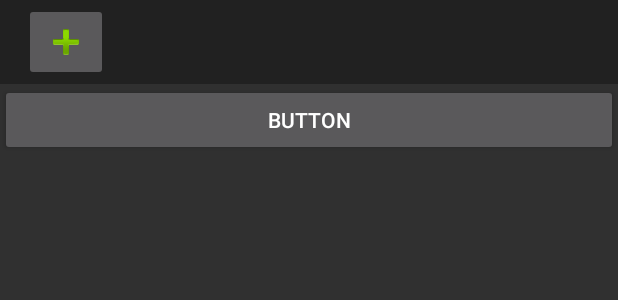
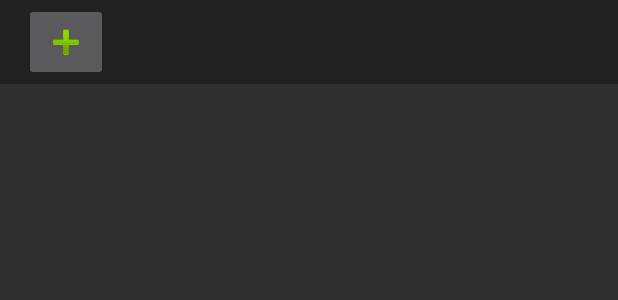
Before and after one commit to swetk/WakeUp, an Android app: the layout activity_main.xml on its own in the app's theme, with its tools: preview values and no code run, on a phone screen of 412 x 824 dp. Shown: the top 300 px of the screen. Run offline under Robolectric (Android 15) with nearby library versions, the phone set to English and light mode, and no system bars.

Commit message:
pomnenje programsko dodajanje gumbov

```diff
--- a/app/build.gradle
+++ b/app/build.gradle
@@ -26,5 +26,6 @@ dependencies {
     })
     compile 'com.android.support:appcompat-v7:25.1.0'
     compile 'com.google.android.gms:play-services:10.0.1'
+    compile 'com.google.code.gson:gson:2.8.0'
     testCompile 'junit:junit:4.12'
 }
--- a/app/src/main/AndroidManifest.xml
+++ b/app/src/main/AndroidManifest.xml
@@ -23,7 +23,6 @@
             </intent-filter>
         </activity>
         <activity android:name=".UrediDestinacijo" />
-
     </application>
 
 </manifest>
--- a/app/src/main/res/layout/activity_main.xml
+++ b/app/src/main/res/layout/activity_main.xml
@@ -10,23 +10,10 @@
         android:id="@+id/tool_bar"
         layout="@layout/tool_bar" />
 
-
-    <Button
-        android:text="Button"
-        android:layout_width="wrap_content"
-        android:layout_height="wrap_content"
-        android:layout_below="@+id/tool_bar"
-        android:id="@+id/btn_add"
-        android:layout_alignParentLeft="true"
-        android:layout_alignParentStart="true"
-        android:layout_alignParentRight="true"
-        android:layout_alignParentEnd="true"
-        android:onClick="doAddButton"/>
-
     <ListView
         android:layout_width="match_parent"
         android:layout_height="wrap_content"
         android:id="@+id/listView"
-        android:layout_below="@+id/btn_add"/>
+        android:layout_below="@+id/tool_bar"/>
 
 </RelativeLayout>
--- a/app/src/main/res/layout/destination_list.xml
+++ b/app/src/main/res/layout/destination_list.xml
@@ -10,7 +10,7 @@
         android:layout_width="wrap_content"
         android:layout_height="wrap_content"
         android:id="@+id/buttonDestionation"
-        android:layout_weight="1" />
+        android:layout_weight="1.91" />
 
     <Switch
         android:layout_width="wrap_content"
@@ -22,5 +22,6 @@
         android:layout_width="wrap_content"
         android:layout_height="wrap_content"
         app:srcCompat="@android:drawable/ic_delete"
-        android:id="@+id/imgButtonDelete" />
+        android:id="@+id/imgButtonDelete"
+        android:onClick="removeDestination"/>
 </LinearLayout>
--- a/app/src/main/res/layout/tool_bar.xml
+++ b/app/src/main/res/layout/tool_bar.xml
@@ -9,8 +9,8 @@
         android:layout_width="wrap_content"
         android:layout_height="wrap_content"
         app:srcCompat="@android:drawable/ic_input_add"
-        android:layout_alignParentLeft="true"
-        android:layout_alignParentStart="true"
+        android:layout_alignParentRight="true"
+        android:layout_alignParentEnd="true"
         android:id="@+id/imageButtonNew"
         android:onClick="newDestination"/>
 
```
Also changed, not shown: app/src/main/java/com/sveval/wakeup/MainActivity.java (+20 -40 lines), app/src/main/java/com/sveval/wakeup/UrediDestinacijo.java (+37 -50 lines).
